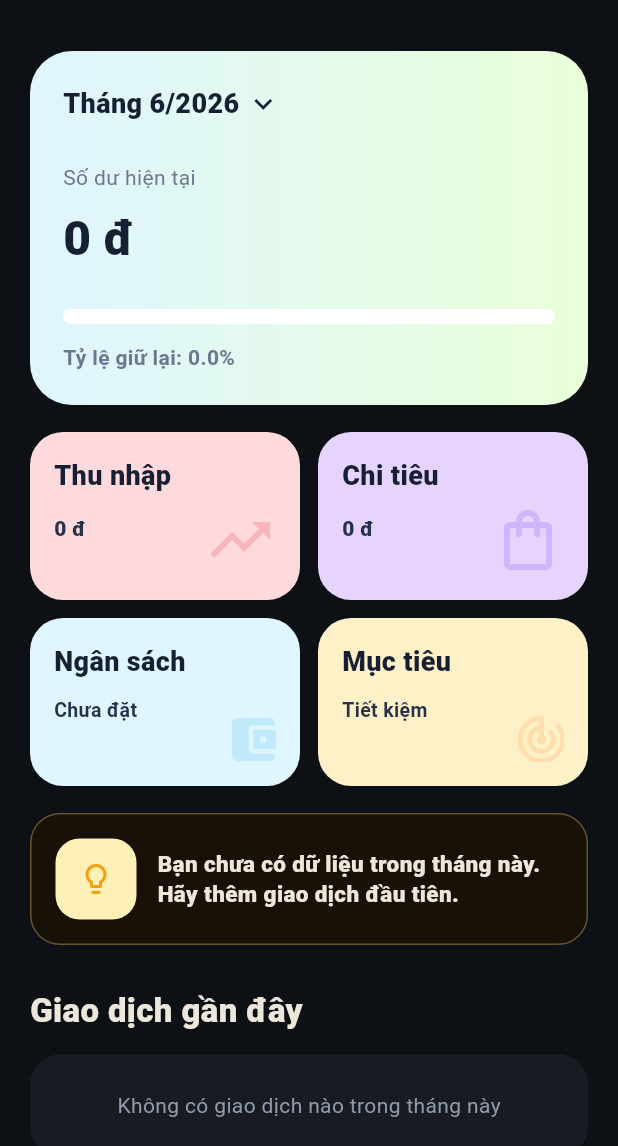
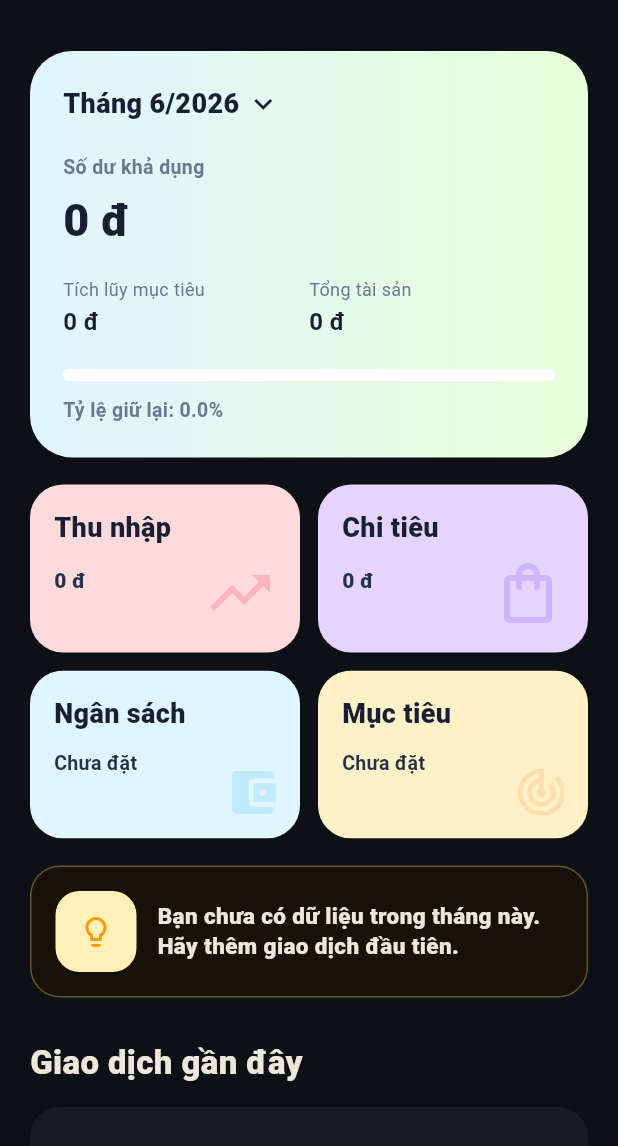
Before and after one commit to Cjayze/Expense_manage_Manh_Vinh1_2026, a Flutter app: the HomeScreen screen opened directly, on a phone screen of 412 x 824 dp, the part 90-1236 px from its top. Run offline on Flutter 3.47's test engine with Material 3 defaults, Android fonts, the phone set to English and light mode, and no system bars; our stand-ins replace cloud_firestore, firebase_auth, firebase_core, firebase_storage, fl_chart, hive_flutter and 1 more; accounts and stored records are empty.

Commit message:
feat(ui): implement saving goals and update home layout

```diff
--- a/lib/screens/home_screen.dart
+++ b/lib/screens/home_screen.dart
@@ -13,6 +13,7 @@ import '../widgets/home/budget_management_sheet.dart';
 import '../widgets/month_year_picker.dart';
 import '../widgets/user_avatar.dart';
 import 'edit_transaction_screen.dart';
+import 'saving_goals_screen.dart';
 
 class HomeScreen extends StatefulWidget {
   const HomeScreen({super.key});
@@ -87,7 +88,19 @@ class _HomeScreenState extends State<HomeScreen> {
               children: [
                 _buildTopBar(),
                 const SizedBox(height: 24),
-                _buildBalanceCard(balance, savingRate),
+                ValueListenableBuilder(
+                  valueListenable: DatabaseService.getSavingGoalsBoxListenable(),
+                  builder: (context, box, _) {
+                    final goals = DatabaseService.getSavingGoals();
+                    double goalsAccumulated = 0.0;
+                    for (var g in goals) {
+                      if (g.isActiveIn(_currentMonth, _currentYear)) {
+                        goalsAccumulated += g.currentAmount;
+                      }
+                    }
+                    return _buildBalanceCard(balance, savingRate, goalsAccumulated);
+                  },
+                ),
                 const SizedBox(height: 18),
                 _buildStatRow(totalIncome, totalExpense),
                 const SizedBox(height: 12),
@@ -158,10 +171,13 @@ class _HomeScreenState extends State<HomeScreen> {
     );
   }
 
-  Widget _buildBalanceCard(double balance, double savingRate) {
+  Widget _buildBalanceCard(double balance, double savingRate, double goalsAccumulated) {
+    final availableBalance = balance - goalsAccumulated;
     return BalanceSummaryCard(
       monthText: 'Tháng $_currentMonth/$_currentYear',
-      balanceText: '${_formatter.format(balance)} đ',
+      availableText: '${_formatter.format(availableBalance)} đ',
+      goalsAccumulatedText: '${_formatter.format(goalsAccumulated)} đ',
+      totalAssetsText: '${_formatter.format(balance)} đ',
       savingRate: savingRate,
       onTapMonth: _pickMonthYear,
     );
@@ -215,12 +231,44 @@ class _HomeScreenState extends State<HomeScreen> {
           onTap: () => _showBudgetManagementBottomSheet(categoryExpenses),
         ),
         const SizedBox(width: 12),
-        const FeatureCard(
-          title: 'Mục tiêu',
-          subtitle: 'Tiết kiệm',
-          icon: Icons.track_changes,
-          backgroundColor: Color(0xFFFFF1C7),
-          iconColor: Color(0xFFF97316),
+        ValueListenableBuilder(
+          valueListenable: DatabaseService.getSavingGoalsBoxListenable(),
+          builder: (context, box, _) {
+            final allGoals = DatabaseService.getSavingGoals();
+            final goals = allGoals.where((g) => g.isActiveIn(_currentMonth, _currentYear)).toList();
+            String goalsSubtitle;
+            if (goals.isEmpty) {
+              goalsSubtitle = 'Chưa đặt';
+            } else {
+              double totalProgress = 0.0;
+              for (var g in goals) {
+                totalProgress += g.calculateProgress();
+              }
+              final avgProgress = (totalProgress / goals.length) * 100;
+              goalsSubtitle = 'Đạt ${avgProgress.toStringAsFixed(0)}%';
+            }
+
+            return FeatureCard(
+              title: 'Mục tiêu',
+              subtitle: goalsSubtitle,
+              icon: Icons.track_changes,
+              backgroundColor: const Color(0xFFFFF1C7),
+              iconColor: const Color(0xFFF97316),
+              onTap: () {
+                Navigator.push(
+                  context,
+                  MaterialPageRoute(
+                    builder: (_) => SavingGoalsScreen(
+                      month: _currentMonth,
+                      year: _currentYear,
+                    ),
+                  ),
+                ).then((_) {
+                  setState(() {});
+                });
+              },
+            );
+          },
         ),
       ],
     );
--- a/lib/widgets/home/balance_summary_card.dart
+++ b/lib/widgets/home/balance_summary_card.dart
@@ -2,14 +2,18 @@ import 'package:flutter/material.dart';
 
 class BalanceSummaryCard extends StatelessWidget {
   final String monthText;
-  final String balanceText;
+  final String availableText;
+  final String goalsAccumulatedText;
+  final String totalAssetsText;
   final double savingRate;
   final VoidCallback onTapMonth;
 
   const BalanceSummaryCard({
     super.key,
     required this.monthText,
-    required this.balanceText,
+    required this.availableText,
+    required this.goalsAccumulatedText,
+    required this.totalAssetsText,
     required this.savingRate,
     required this.onTapMonth,
   });
@@ -55,41 +59,88 @@ class BalanceSummaryCard extends StatelessWidget {
               ],
             ),
           ),
-          const SizedBox(height: 26),
+          const SizedBox(height: 20),
           const Text(
-            'Số dư hiện tại',
+            'Số dư khả dụng',
             style: TextStyle(
               color: Color(0xFF6C7890),
-              fontSize: 14,
+              fontSize: 13,
+              fontWeight: FontWeight.w600,
             ),
           ),
-          const SizedBox(height: 8),
+          const SizedBox(height: 4),
           Text(
-            balanceText,
+            availableText,
             style: const TextStyle(
               color: Color(0xFF172033),
-              fontSize: 32,
+              fontSize: 30,
               fontWeight: FontWeight.w900,
             ),
           ),
-          const SizedBox(height: 24),
+          const SizedBox(height: 16),
+          Row(
+            children: [
+              Expanded(
+                child: Column(
+                  crossAxisAlignment: CrossAxisAlignment.start,
+                  children: [
+                    const Text(
+                      'Tích lũy mục tiêu',
+                      style: TextStyle(color: Color(0xFF6C7890), fontSize: 12),
+                    ),
+                    const SizedBox(height: 2),
+                    Text(
+                      goalsAccumulatedText,
+                      style: const TextStyle(
+                        color: Color(0xFF172033),
+                        fontSize: 16,
+                        fontWeight: FontWeight.bold,
+                      ),
+                    ),
+                  ],
+                ),
+              ),
+              Expanded(
+                child: Column(
+                  crossAxisAlignment: CrossAxisAlignment.start,
+                  children: [
+                    const Text(
+                      'Tổng tài sản',
+                      style: TextStyle(color: Color(0xFF6C7890), fontSize: 12),
+                    ),
+                    const SizedBox(height: 2),
+                    Text(
+                      totalAssetsText,
+                      style: const TextStyle(
+                        color: Color(0xFF172033),
+                        fontSize: 16,
+                        fontWeight: FontWeight.bold,
+                      ),
+                    ),
+                  ],
+                ),
+              ),
+            ],
+          ),
+          const SizedBox(height: 20),
           ClipRRect(
             borderRadius: BorderRadius.circular(99),
             child: LinearProgressIndicator(
               value: savingRate,
-              minHeight: 10,
+              minHeight: 8,
               backgroundColor: Colors.white,
               valueColor: const AlwaysStoppedAnimation(
                 Color(0xFF2FC866),
               ),
             ),
           ),
-          const SizedBox(height: 12),
+          const SizedBox(height: 10),
           Text(
             'Tỷ lệ giữ lại: $percent%',
             style: const TextStyle(
               color: Color(0xFF6C7890),
               fontWeight: FontWeight.w700,
+              fontSize: 13,
             ),
           ),
         ],
```
Also changed, not shown: lib/screens/demo_generic_screen.dart (+7 -3 lines), lib/screens/saving_goals_screen.dart (added, +163 -0 lines), lib/widgets/goal/goal_dialogs.dart (added, +300 -0 lines), lib/widgets/goal/saving_goal_card.dart (added, +127 -0 lines).
